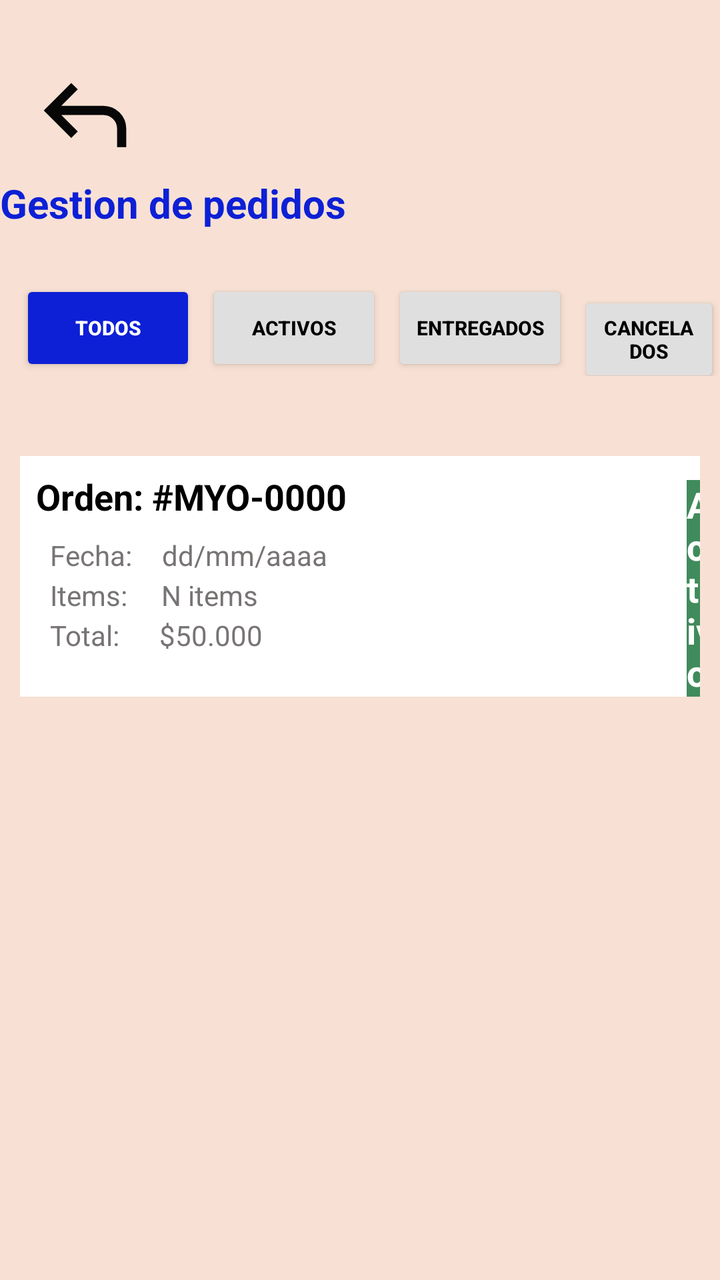
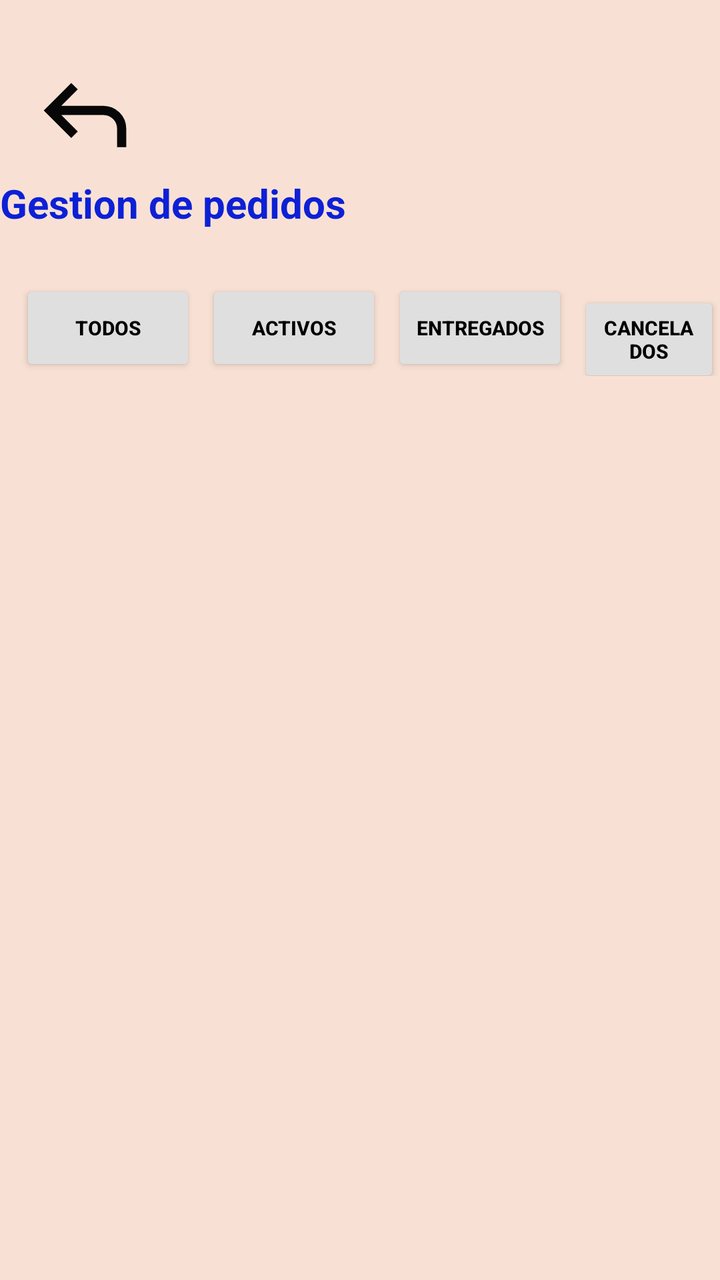

Compare the two renders of this Android layout. The source of the first and the diff that turns it into the second are given below.
<!-- AndroidManifest.xml: application theme Theme.MYODelicious -->
<!-- res/layout/fragment_gestion_pedidos.xml -->
<?xml version="1.0" encoding="utf-8"?>
<LinearLayout xmlns:android="http://schemas.android.com/apk/res/android"
    xmlns:tools="http://schemas.android.com/tools"
    android:layout_width="match_parent"
    android:layout_height="match_parent"
    android:orientation="vertical"
    android:background="@color/naranja_claro"
    tools:context=".ui.main.admin.g_pedidos.GestionPedidosFragment">

    <ImageView
        android:id="@+id/img_out_g_pedidos"
        android:layout_width="55dp"
        android:layout_height="55dp"
        android:layout_marginTop="30dp"
        android:layout_gravity="left"
        android:layout_marginLeft="15dp"
        android:src="@drawable/ic_regresar" />

    <TextView
        android:layout_width="match_parent"
        android:layout_height="wrap_content"
        android:text="@string/gestion_de_pedidos"
        android:textColor="@color/blue"
        android:textSize="20sp"
        android:layout_marginTop="3dp"
        android:textAlignment="center"
        android:textStyle="bold"/>

    <LinearLayout
        android:layout_width="match_parent"
        android:layout_height="wrap_content"
        android:layout_marginTop="15dp"
        android:orientation="horizontal">

        <Button
            android:id="@+id/btn_todos_p"
            android:layout_width="wrap_content"
            android:layout_height="wrap_content"
            android:layout_marginLeft="10dp"
            android:layout_marginTop="10dp"
            android:backgroundTint="@color/blue"
            android:text="@string/todos"
            android:textColor="@color/white"
            android:textSize="10sp"
            android:textStyle="bold"
            tools:ignore="RtlHardcoded,SmallSp" />

        <Button
            android:id="@+id/btn_p_activos"
            android:layout_width="wrap_content"
            android:layout_height="wrap_content"
            android:text="@string/activos"
            android:textColor="@color/black"
            android:textStyle="bold"
            android:textSize="10sp"
            android:backgroundTint="@color/gris_claro"
            android:layout_marginTop="10dp"
            android:layout_marginLeft="5dp"
            tools:ignore="RtlHardcoded,SmallSp" />

        <Button
            android:id="@+id/btn_p_entreg"
            android:layout_width="wrap_content"
            android:layout_height="wrap_content"
            android:text="@string/entregados"
            android:textColor="@color/black"
            android:textStyle="bold"
            android:textSize="10sp"
            android:backgroundTint="@color/gris_claro"
            android:layout_marginTop="10dp"
            android:layout_marginLeft="5dp"
            tools:ignore="RtlHardcoded,SmallSp" />

        <Button
            android:id="@+id/btn_p_cancel"
            android:layout_width="wrap_content"
            android:layout_height="wrap_content"
            android:text="@string/cancelados"
            android:textColor="@color/black"
            android:textStyle="bold"
            android:textSize="10sp"
            android:backgroundTint="@color/gris_claro"
            android:layout_marginTop="10dp"
            android:layout_marginLeft="5dp"
            tools:ignore="RtlHardcoded,SmallSp,SpUsage" />


    </LinearLayout>

    <ScrollView
        android:layout_width="match_parent"
        android:layout_height="match_parent"
        android:layout_marginTop="20dp">

        <FrameLayout
            android:layout_width="match_parent"
            android:layout_height="120dp"
            android:background="@color/white"
            android:layout_marginTop="20dp"
            android:layout_marginStart="10dp"
            android:layout_marginEnd="10dp">

            <LinearLayout
                android:layout_width="match_parent"
                android:layout_height="wrap_content"
                android:orientation="horizontal">

                <TextView
                    android:layout_width="wrap_content"
                    android:layout_height="wrap_content"
                    android:text="@string/orden_myo"
                    android:textStyle="bold"
                    android:textColor="@color/black"
                    android:textSize="18sp"
                    android:layout_marginTop="8dp"
                    android:layout_marginLeft="8dp"
                    tools:ignore="RtlHardcoded" />

                <TextView
                    android:layout_width="wrap_content"
                    android:layout_height="wrap_content"
                    android:text="@string/estatus"
                    android:textColor="@color/white"
                    android:textStyle="bold"
                    android:textSize="18sp"
                    android:layout_marginTop="12dp"
                    android:background="@color/verde"
                    android:layout_marginLeft="170dp"
                    tools:ignore="RtlHardcoded" />


            </LinearLayout>

            <LinearLayout
                android:layout_width="match_parent"
                android:layout_height="match_parent"
                android:orientation="horizontal">

                <TextView
                    android:layout_width="wrap_content"
                    android:layout_height="wrap_content"
                    android:text="@string/fecha"
                    android:textColor="@color/gris"
                    android:textSize="14sp"
                    android:layout_marginTop="40dp"
                    android:layout_marginLeft="15dp"/>

                <TextView
                    android:layout_width="wrap_content"
                    android:layout_height="wrap_content"
                    android:text="@string/dd_mm_aaaa"
                    android:textColor="@color/gris"
                    android:textSize="14dp"
                    android:layout_marginTop="40dp"
                    android:layout_marginLeft="15dp"/>

            </LinearLayout>

            <LinearLayout
                android:layout_width="match_parent"
                android:layout_height="match_parent"
                android:orientation="horizontal">

                <TextView
                    android:layout_width="wrap_content"
                    android:layout_height="wrap_content"
                    android:text="@string/items"
                    android:textColor="@color/gris"
                    android:textSize="14dp"
                    android:layout_marginTop="60dp"
                    android:layout_marginLeft="15dp"/>

                <TextView
                    android:layout_width="wrap_content"
                    android:layout_height="wrap_content"
                    android:text="@string/n_items"
                    android:textColor="@color/gris"
                    android:textSize="14dp"
                    android:layout_marginTop="60dp"
                    android:layout_marginLeft="17dp"/>

            </LinearLayout>

            <LinearLayout
                android:layout_width="match_parent"
                android:layout_height="match_parent"
                android:orientation="horizontal">

                <TextView
                    android:layout_width="wrap_content"
                    android:layout_height="wrap_content"
                    android:text="@string/total"
                    android:textColor="@color/gris"
                    android:textSize="14dp"
                    android:layout_marginTop="80dp"
                    android:layout_marginLeft="15dp"/>

                <TextView
                    android:layout_width="wrap_content"
                    android:layout_height="wrap_content"
                    android:text="@string/val_total"
                    android:textColor="@color/gris"
                    android:textSize="14dp"
                    android:layout_marginTop="80dp"
                    android:layout_marginLeft="20dp"/>

            </LinearLayout>



        </FrameLayout>





    </ScrollView>

</LinearLayout>
<!-- resources referenced by this layout -->
<resources>
  <color name="black">#FF000000</color>
  <color name="blue">#0D20D5</color>
  <color name="gris">#787474</color>
  <color name="gris_claro">#E0DFDF</color>
  <color name="naranja_claro">#f8e1d4</color>
  <color name="verde">#408b5b</color>
  <color name="white">#FFFFFFFF</color>
  <!-- drawable ic_regresar (drawable) -->
  <vector xmlns:android="http://schemas.android.com/apk/res/android" android:autoMirrored="true" android:height="24dp" android:tint="#070707" android:viewportHeight="960" android:viewportWidth="960" android:width="24dp">
        
      <path android:fillColor="@android:color/white" android:pathData="M760,760L760,600Q760,550 725,515Q690,480 640,480L273,480L417,624L360,680L120,440L360,200L417,256L273,400L640,400Q723,400 781.5,458.5Q840,517 840,600L840,760L760,760Z"/>
      
  </vector>
  <string name="activos">Activos</string>
  <string name="cancelados">Cancelados</string>
  <string name="dd_mm_aaaa">dd/mm/aaaa</string>
  <string name="entregados">Entregados</string>
  <string name="estatus">Activo</string>
  <string name="fecha">Fecha:</string>
  <string name="gestion_de_pedidos">Gestion de pedidos</string>
  <string name="items">Items:</string>
  <string name="n_items">N items</string>
  <string name="orden_myo">Orden: #MYO-0000</string>
  <string name="todos">Todos</string>
  <string name="total">Total:</string>
  <string name="val_total">$50.000</string>
  <style name="Theme.MYODelicious" parent="Base.Theme.MYODelicious">
          <item name="colorPrimary">@color/gris</item>
      </style>
  <style name="Base.Theme.MYODelicious" parent="Theme.Material3.DayNight.NoActionBar">
          
          
      </style>
</resources>

<!-- the commit's change to res/layout/fragment_gestion_pedidos.xml (unified diff, before → after) -->
@@ -8,7 +8,7 @@
     tools:context=".ui.main.admin.g_pedidos.GestionPedidosFragment">
 
     <ImageView
-        android:id="@+id/img_out_g_pedidos"
+        android:id="@+id/img_out_g_pedido"
         android:layout_width="55dp"
         android:layout_height="55dp"
         android:layout_marginTop="30dp"
@@ -38,9 +38,9 @@
             android:layout_height="wrap_content"
             android:layout_marginLeft="10dp"
             android:layout_marginTop="10dp"
-            android:backgroundTint="@color/blue"
+            android:backgroundTint="@color/gris_claro"
             android:text="@string/todos"
-            android:textColor="@color/white"
+            android:textColor="@color/black"
             android:textSize="10sp"
             android:textStyle="bold"
             tools:ignore="RtlHardcoded,SmallSp" />
@@ -87,133 +87,13 @@
 
     </LinearLayout>
 
-    <ScrollView
+    <androidx.recyclerview.widget.RecyclerView
+        android:id="@+id/rv_pedidos"
         android:layout_width="match_parent"
-        android:layout_height="match_parent"
-        android:layout_marginTop="20dp">
-
-        <FrameLayout
-            android:layout_width="match_parent"
-            android:layout_height="120dp"
-            android:background="@color/white"
-            android:layout_marginTop="20dp"
-            android:layout_marginStart="10dp"
-            android:layout_marginEnd="10dp">
-
-            <LinearLayout
-                android:layout_width="match_parent"
-                android:layout_height="wrap_content"
-                android:orientation="horizontal">
-
-                <TextView
-                    android:layout_width="wrap_content"
-                    android:layout_height="wrap_content"
-                    android:text="@string/orden_myo"
-                    android:textStyle="bold"
-                    android:textColor="@color/black"
-                    android:textSize="18sp"
-                    android:layout_marginTop="8dp"
-                    android:layout_marginLeft="8dp"
-                    tools:ignore="RtlHardcoded" />
-
-                <TextView
-                    android:layout_width="wrap_content"
-                    android:layout_height="wrap_content"
-                    android:text="@string/estatus"
-                    android:textColor="@color/white"
-                    android:textStyle="bold"
-                    android:textSize="18sp"
-                    android:layout_marginTop="12dp"
-                    android:background="@color/verde"
-                    android:layout_marginLeft="170dp"
-                    tools:ignore="RtlHardcoded" />
-
-
-            </LinearLayout>
-
-            <LinearLayout
-                android:layout_width="match_parent"
-                android:layout_height="match_parent"
-                android:orientation="horizontal">
-
-                <TextView
-                    android:layout_width="wrap_content"
-                    android:layout_height="wrap_content"
-                    android:text="@string/fecha"
-                    android:textColor="@color/gris"
-                    android:textSize="14sp"
-                    android:layout_marginTop="40dp"
-                    android:layout_marginLeft="15dp"/>
-
-                <TextView
-                    android:layout_width="wrap_content"
-                    android:layout_height="wrap_content"
-                    android:text="@string/dd_mm_aaaa"
-                    android:textColor="@color/gris"
-                    android:textSize="14dp"
-                    android:layout_marginTop="40dp"
-                    android:layout_marginLeft="15dp"/>
-
-            </LinearLayout>
-
-            <LinearLayout
-                android:layout_width="match_parent"
-                android:layout_height="match_parent"
-                android:orientation="horizontal">
-
-                <TextView
-                    android:layout_width="wrap_content"
-                    android:layout_height="wrap_content"
-                    android:text="@string/items"
-                    android:textColor="@color/gris"
-                    android:textSize="14dp"
-                    android:layout_marginTop="60dp"
-                    android:layout_marginLeft="15dp"/>
-
-                <TextView
-                    android:layout_width="wrap_content"
-                    android:layout_height="wrap_content"
-                    android:text="@string/n_items"
-                    android:textColor="@color/gris"
-                    android:textSize="14dp"
-                    android:layout_marginTop="60dp"
-                    android:layout_marginLeft="17dp"/>
-
-            </LinearLayout>
-
-            <LinearLayout
-                android:layout_width="match_parent"
-                android:layout_height="match_parent"
-                android:orientation="horizontal">
-
-                <TextView
-                    android:layout_width="wrap_content"
-                    android:layout_height="wrap_content"
-                    android:text="@string/total"
-                    android:textColor="@color/gris"
-                    android:textSize="14dp"
-                    android:layout_marginTop="80dp"
-                    android:layout_marginLeft="15dp"/>
-
-                <TextView
-                    android:layout_width="wrap_content"
-                    android:layout_height="wrap_content"
-                    android:text="@string/val_total"
-                    android:textColor="@color/gris"
-                    android:textSize="14dp"
-                    android:layout_marginTop="80dp"
-                    android:layout_marginLeft="20dp"/>
-
-            </LinearLayout>
-
-
-
-        </FrameLayout>
-
-
-
-
-
-    </ScrollView>
+        android:layout_height="0dp"
+        android:layout_weight="1"
+        android:padding="10dp"
+        android:layout_marginTop="15dp"
+        android:clipToPadding="false"/>
 
 </LinearLayout>
<!-- resource entries referenced after the edit -->
@@ -2,11 +2,8 @@
 <resources>
   <color name="black">#FF000000</color>
   <color name="blue">#0D20D5</color>
-  <color name="gris">#787474</color>
   <color name="gris_claro">#E0DFDF</color>
   <color name="naranja_claro">#f8e1d4</color>
-  <color name="verde">#408b5b</color>
-  <color name="white">#FFFFFFFF</color>
   <!-- drawable ic_regresar (drawable) -->
   <vector xmlns:android="http://schemas.android.com/apk/res/android" android:autoMirrored="true" android:height="24dp" android:tint="#070707" android:viewportHeight="960" android:viewportWidth="960" android:width="24dp">
         
@@ -15,17 +12,9 @@
   </vector>
   <string name="activos">Activos</string>
   <string name="cancelados">Cancelados</string>
-  <string name="dd_mm_aaaa">dd/mm/aaaa</string>
   <string name="entregados">Entregados</string>
-  <string name="estatus">Activo</string>
-  <string name="fecha">Fecha:</string>
   <string name="gestion_de_pedidos">Gestion de pedidos</string>
-  <string name="items">Items:</string>
-  <string name="n_items">N items</string>
-  <string name="orden_myo">Orden: #MYO-0000</string>
   <string name="todos">Todos</string>
-  <string name="total">Total:</string>
-  <string name="val_total">$50.000</string>
   <style name="Theme.MYODelicious" parent="Base.Theme.MYODelicious">
           <item name="colorPrimary">@color/gris</item>
       </style>
@@ -33,5 +22,6 @@
           
           
       </style>
+  <color name="gris">#787474</color>
 </resources>
 
